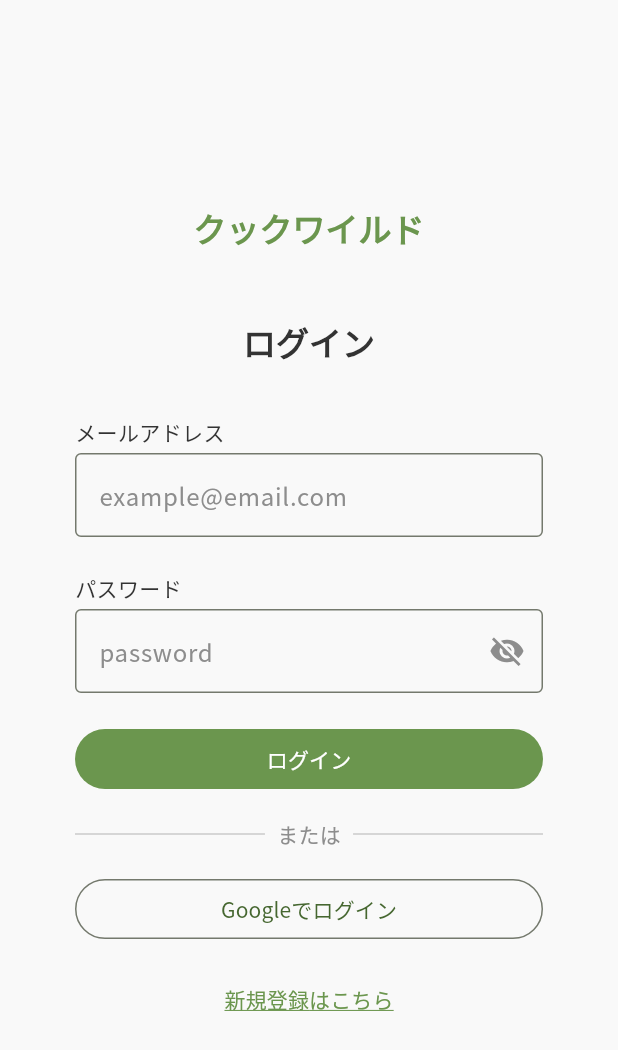
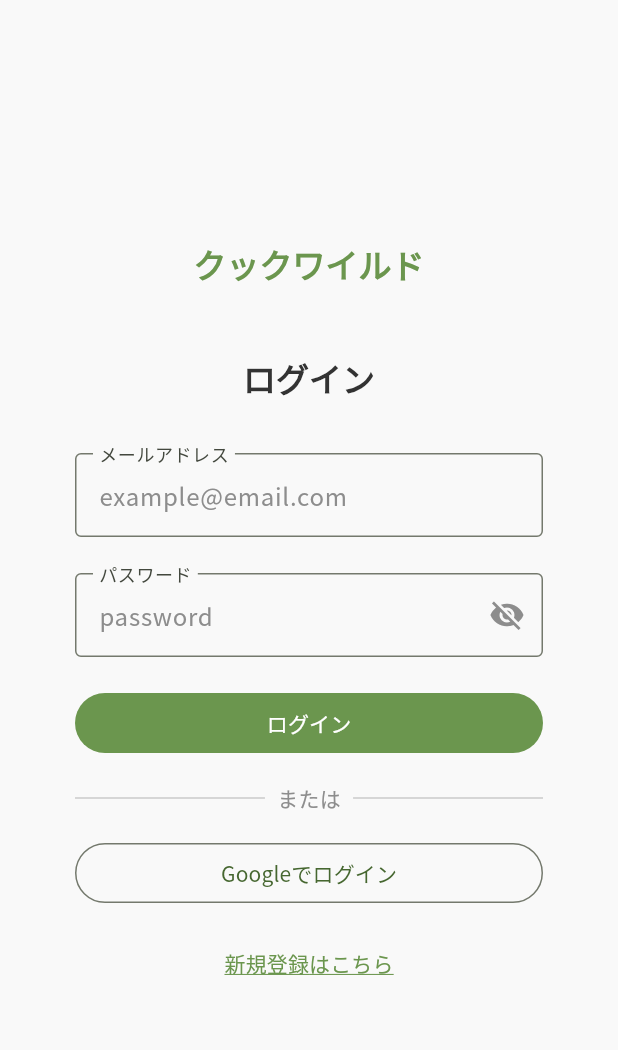
Before and after one commit to shinonome-inc/yumemi-pg-hackathon-team4, a Flutter app: the TopPage screen opened by its route, on a phone screen of 412 x 824 dp. Shown: the top 1050 px of the screen. Run offline on Flutter 3.47's test engine with Material 3 defaults, Android fonts, the light colour scheme and no system bars; our stand-ins replace cloud_firestore, firebase_auth, firebase_core, flutter_dotenv, flutter_riverpod, freezed_annotation and 4 more; accounts and stored records are empty; generated files the repository leaves out were written again.

Commit message:
スタイルを修正

```diff
--- a/client/lib/pages/top/top_page.dart
+++ b/client/lib/pages/top/top_page.dart
@@ -23,11 +23,11 @@ class _TopPageState extends ConsumerState<TopPage> {
         child: Center(
           child: SingleChildScrollView(
             child: Container(
-              constraints: const BoxConstraints(
+              constraints: BoxConstraints(
                 maxWidth: 360,
+                minHeight: MediaQuery.of(context).size.height,
               ),
-              height: MediaQuery.of(context).size.height,
-              padding: const EdgeInsets.symmetric(vertical: 32, horizontal: 24),
+              padding: const EdgeInsets.symmetric(vertical: 16, horizontal: 24),
               child: Column(
                 mainAxisAlignment: MainAxisAlignment.center,
                 children: [
@@ -50,19 +50,11 @@ class _TopPageState extends ConsumerState<TopPage> {
                     ),
                   ),
                   const SizedBox(height: 36),
-                  Column(
-                    crossAxisAlignment: CrossAxisAlignment.start,
-                    children: [
-                      Text(
-                        'メールアドレス',
-                        style: context.textTheme.bodyMedium?.copyWith(
-                          color: AppColors.gray1,
-                        ),
-                      ),
-                      const SizedBox(height: 4),
                   const TextField(
                     keyboardType: TextInputType.emailAddress,
                     decoration: InputDecoration(
+                      floatingLabelBehavior: FloatingLabelBehavior.always,
+                      label: Text('メールアドレス'),
                       border: OutlineInputBorder(),
                       hintText: 'example@email.com',
                       hintStyle: TextStyle(
@@ -70,28 +62,14 @@ class _TopPageState extends ConsumerState<TopPage> {
                       ),
                     ),
                   ),
-                    ],
-                  ),
                   const SizedBox(height: 24),
-                  Column(
-                    crossAxisAlignment: CrossAxisAlignment.start,
-                    children: [
-                      Text(
-                        'パスワード',
-                        style: context.textTheme.bodyMedium?.copyWith(
-                          color: AppColors.gray1,
-                        ),
-                      ),
-                      const SizedBox(height: 4),
                   TextField(
                     obscureText: _isObscure,
                     decoration: InputDecoration(
                       suffixIcon: IconButton(
                         // 文字の表示・非表示でアイコンを変える
                         icon: Icon(
-                              _isObscure
-                                  ? Icons.visibility_off
-                                  : Icons.visibility,
+                          _isObscure ? Icons.visibility_off : Icons.visibility,
                           color: AppColors.gray2,
                         ),
                         // アイコンがタップされたら現在と反対の状態をセットする
@@ -101,14 +79,14 @@ class _TopPageState extends ConsumerState<TopPage> {
                           });
                         },
                       ),
+                      floatingLabelBehavior: FloatingLabelBehavior.always,
+                      label: const Text('パスワード'),
                       border: const OutlineInputBorder(),
                       hintText: 'password',
                       hintStyle: const TextStyle(
                         color: AppColors.gray2,
                       ),
                     ),
-                      ),
-                    ],
                   ),
                   const SizedBox(height: 24),
                   Container(
@@ -155,7 +133,6 @@ class _TopPageState extends ConsumerState<TopPage> {
                   ),
                   const SizedBox(height: 20),
                   Container(
-                    width: double.infinity,
                     height: 40,
                     child: TextButton(
                       onPressed: () {},
```
Lines whose indentation alone changed are shown as unchanged.
